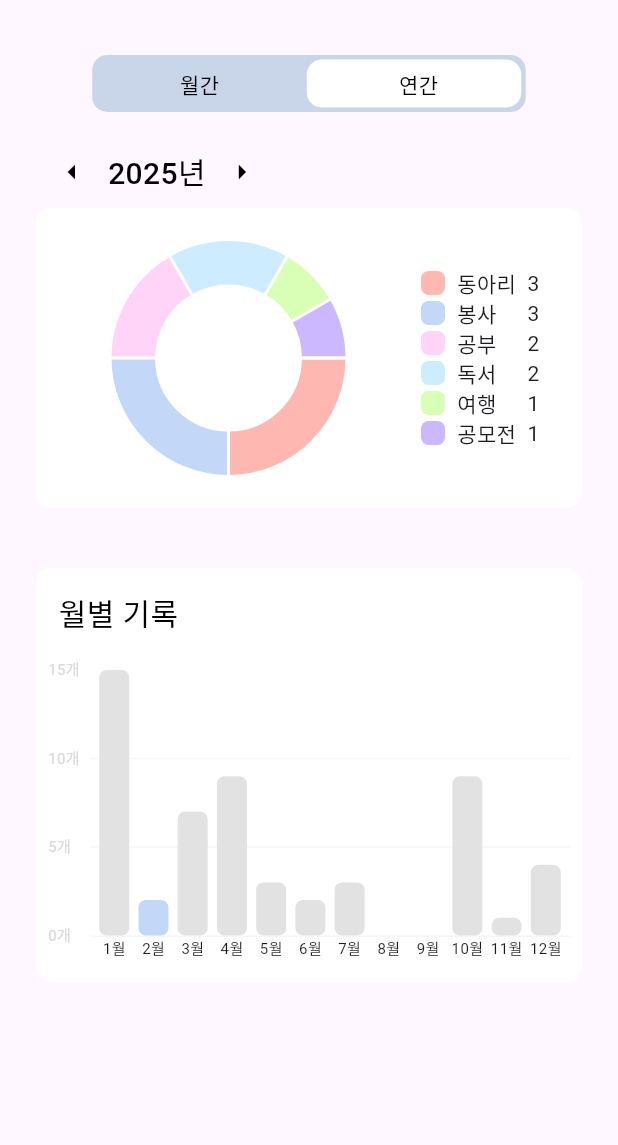
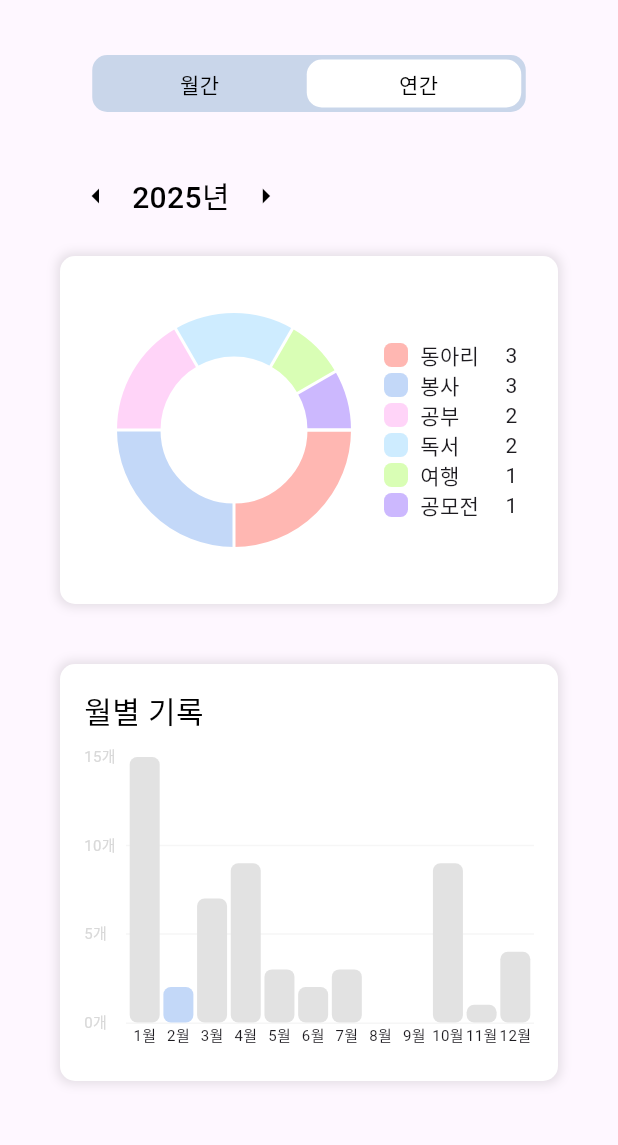
Before and after one commit to im-janey/glowy, a Flutter app: the ReportPage screen opened directly, after a tap on "연간", on a phone screen of 412 x 824 dp, the part 65-1210 px from its top. Run offline on Flutter 3.47's test engine with Material 3 defaults, Android fonts, the phone set to English and light mode, and no system bars; drawn by our look-alikes of fl_chart; our stand-ins replace cloud_firestore, firebase_auth, firebase_core, flutter_svg, google_fonts, google_sign_in and 2 more; missing offline and left inert: kakao_flutter_sdk_user; accounts and stored records are empty.

Commit message:
pie chart 파베와 연결 1/2

```diff
--- /dev/null
+++ b/lib/screens/report/monthly_yearly/monthly.dart
@@ -0,0 +1,170 @@
+import 'package:cloud_firestore/cloud_firestore.dart';
+import 'package:firebase_auth/firebase_auth.dart';
+import 'package:flutter/material.dart';
+
+import 'widget/button.dart';
+import 'widget/calendar.dart';
+import 'widget/pie_chart.dart';
+
+class MonthlyReportPage extends StatefulWidget {
+  final String selectedUnit;
+
+  const MonthlyReportPage({required this.selectedUnit, super.key});
+
+  @override
+  State<MonthlyReportPage> createState() => _MonthlyReportPageState();
+}
+
+class _MonthlyReportPageState extends State<MonthlyReportPage> {
+  List<Map<String, dynamic>> pieData = [];
+
+  @override
+  void initState() {
+    super.initState();
+    fetchPieData();
+  }
+
+  Future<void> fetchPieData() async {
+    final uid = FirebaseAuth.instance.currentUser?.uid;
+    if (uid == null) return;
+
+    try {
+      final doc = await FirebaseFirestore.instance
+          .collection('categories')
+          .doc(uid)
+          .get();
+
+      if (!doc.exists || doc.data() == null) return;
+      final data = doc.data()!;
+
+      List<Map<String, dynamic>> tempData = [];
+
+      for (var key in data.keys) {
+        if (data[key]['title'] == '전체') continue;
+
+        Color categoryColor = await fetchCategoryColor(data[key]['color']);
+        int activityCount = await fetchActivityCount(key, uid);
+
+        tempData.add({
+          'color': categoryColor,
+          'label': data[key]['title'],
+          'value': activityCount,
+        });
+      }
+
+      setState(() {
+        pieData = tempData;
+      });
+    } catch (e) {
+      debugPrint('Error fetching pie chart data: ${e.toString()}');
+    }
+  }
+
+  Future<Color> fetchCategoryColor(String colorName) async {
+    try {
+      DocumentSnapshot doc = await FirebaseFirestore.instance
+          .collection('colors')
+          .doc(colorName)
+          .get();
+
+      if (!doc.exists) {
+        return Colors.grey; // 기본 색상
+      }
+
+      final data = doc.data() as Map<String, dynamic>;
+      return Color(int.parse("0xFF${data['hexColor']}"));
+    } catch (e) {
+      debugPrint('Error fetching color: $e');
+      return Colors.grey;
+    }
+  }
+
+  Future<int> fetchActivityCount(String categoryId, String uid) async {
+    try {
+      final snapshot = await FirebaseFirestore.instance
+          .collection('activities')
+          .where('uid', isEqualTo: uid)
+          .where('categoryId', isEqualTo: categoryId)
+          .get();
+      return snapshot.docs.length;
+    } catch (e) {
+      debugPrint('Error fetching activity count: $e');
+      return 0;
+    }
+  }
+
+  @override
+  Widget build(BuildContext context) {
+    return SingleChildScrollView(
+      child: Padding(
+        padding: const EdgeInsets.all(16.0),
+        child: Column(
+          crossAxisAlignment: CrossAxisAlignment.start,
+          children: [
+            const DropdownWidget(),
+            const SizedBox(height: 16),
+
+            /// 파이 차트 위젯
+            Container(
+              padding: const EdgeInsets.all(16),
+              decoration: BoxDecoration(
+                color: Colors.white,
+                borderRadius: BorderRadius.circular(10),
+                boxShadow: [
+                  BoxShadow(
+                    color: Colors.black.withOpacity(0.1),
+                    blurRadius: 5,
+                    spreadRadius: 2,
+                  ),
+                ],
+              ),
+              child: Row(
+                mainAxisAlignment: MainAxisAlignment.spaceEvenly,
+                children: [
+                  MonthlyPieChart(pieData: pieData),
+                  MonthlyLegend(pieData: pieData),
+                  const SizedBox(width: 20),
+                ],
+              ),
+            ),
+            const SizedBox(height: 40),
+
+            /// 일별 기록 (캘린더)
+            Container(
+              padding: const EdgeInsets.all(16),
+              decoration: BoxDecoration(
+                color: Colors.white,
+                borderRadius: BorderRadius.circular(10),
+                boxShadow: [
+                  BoxShadow(
+                    color: Colors.black.withOpacity(0.1),
+                    blurRadius: 5,
+                    spreadRadius: 2,
+                  ),
+                ],
+              ),
+              child: Column(
+                crossAxisAlignment: CrossAxisAlignment.start,
+                children: [
+                  const Text(
+                    "일별 기록",
+                    style: TextStyle(
+                      color: Colors.black,
+                      fontSize: 20,
+                      fontWeight: FontWeight.w500,
+                    ),
+                  ),
+                  const SizedBox(height: 16),
+                  CalendarWidget(
+                    onDaySelected: (DateTime date) {},
+                    initialFocusedDay: DateTime.now(),
+                  ),
+                ],
+              ),
+            ),
+          ],
+        ),
+      ),
+    );
+  }
+}
--- a/lib/screens/report/monthly_yearly/report_monthly.dart
+++ /dev/null
@@ -1,78 +0,0 @@
-import 'package:flutter/material.dart';
-
-import 'widget/button.dart';
-import 'widget/calendar.dart';
-import 'widget/pie_chart.dart';
-
-class MonthlyReportPage extends StatefulWidget {
-  final String selectedUnit;
-
-  const MonthlyReportPage({required this.selectedUnit, super.key});
-
-  @override
-  State<MonthlyReportPage> createState() => _MonthlyReportPageState();
-}
-
-class _MonthlyReportPageState extends State<MonthlyReportPage> {
-  final List<Map<String, dynamic>> pieData = [
-    {'color': const Color(0xffFFB7B2), 'label': '동아리', 'value': 3},
-    {'color': const Color(0xffC3D8F8), 'label': '봉사', 'value': 1},
-  ];
-
-  @override
-  Widget build(BuildContext context) {
-    return SingleChildScrollView(
-      child: Column(
-        crossAxisAlignment: CrossAxisAlignment.start,
-        children: [
-          const DropdownWidget(),
-          Container(
-            decoration: BoxDecoration(
-              color: Colors.white,
-              borderRadius: BorderRadius.circular(10),
-            ),
-            child: Row(
-              children: [
-                const Spacer(),
-                PieChartWidget(pieData: pieData),
-                const Spacer(),
-                LegendWidget(pieData: pieData),
-                const Spacer(),
-              ],
-            ),
-          ),
-          const SizedBox(height: 40),
-          Container(
-            decoration: BoxDecoration(
-              color: Colors.white,
-              borderRadius: BorderRadius.circular(10),
-            ),
-            child: Column(
-              crossAxisAlignment: CrossAxisAlignment.start,
-              children: [
-                const Padding(
-                  padding: EdgeInsets.all(16.0),
-                  child: Text(
-                    "일별 기록",
-                    style: TextStyle(
-                      color: Colors.black,
-                      fontSize: 20,
-                      fontWeight: FontWeight.w500,
-                    ),
-                  ),
-                ),
-                Padding(
-                  padding: const EdgeInsets.all(18.0),
-                  child: CalendarWidget(
-                    onDaySelected: (DateTime) {},
-                    initialFocusedDay: DateTime.now(),
-                  ),
-                ),
-              ],
-            ),
-          ),
-        ],
-      ),
-    );
-  }
-}
--- a/lib/screens/report/monthly_yearly/report_yearly.dart
+++ /dev/null
@@ -1,96 +0,0 @@
-import 'package:flutter/material.dart';
-
-import 'widget/bar_chart.dart';
-import 'widget/button.dart';
-import 'widget/pie_chart.dart';
-
-class YearlyReportPage extends StatefulWidget {
-  final String selectedUnit;
-
-  const YearlyReportPage({required this.selectedUnit, super.key});
-
-  @override
-  State<YearlyReportPage> createState() => _YearlyReportPageState();
-}
-
-class _YearlyReportPageState extends State<YearlyReportPage> {
-  final List<Map<String, dynamic>> pieData = [
-    {'color': const Color(0xffFFB7B2), 'label': '동아리', 'value': 3},
-    {'color': const Color(0xffC3D8F8), 'label': '봉사', 'value': 3},
-    {'color': const Color(0xffFFD4F8), 'label': '공부', 'value': 2},
-    {'color': const Color(0xffCEECFF), 'label': '독서', 'value': 2},
-    {'color': const Color(0xffD9FEB5), 'label': '여행', 'value': 1},
-    {'color': const Color(0xffCCB8FE), 'label': '공모전', 'value': 1},
-  ];
-
-  // 활동 데이터를 Map으로 정의합니다.
-  final List<Map<String, dynamic>> barData = [
-    {'month': 1, 'value': 16},
-    {'month': 2, 'value': 2},
-    {'month': 3, 'value': 7},
-    {'month': 4, 'value': 9},
-    {'month': 5, 'value': 3},
-    {'month': 6, 'value': 2},
-    {'month': 7, 'value': 3},
-    {'month': 8, 'value': 0},
-    {'month': 9, 'value': 0},
-    {'month': 10, 'value': 9},
-    {'month': 11, 'value': 1},
-    {'month': 12, 'value': 4},
-  ];
-
-  @override
-  Widget build(BuildContext context) {
-    return Column(
-      crossAxisAlignment: CrossAxisAlignment.start,
-      children: [
-        const StepperWidget(),
-        Container(
-          decoration: BoxDecoration(
-            color: Colors.white,
-            borderRadius: BorderRadius.circular(10),
-          ),
-          child: Row(
-            children: [
-              const Spacer(),
-              PieChartWidget(pieData: pieData),
-              const Spacer(),
-              LegendWidget(pieData: pieData),
-              const Spacer(),
-            ],
-          ),
-        ),
-        const SizedBox(height: 40),
-        Container(
-          decoration: BoxDecoration(
-            color: Colors.white,
-            borderRadius: BorderRadius.circular(10),
-          ),
-          child: Column(
-            crossAxisAlignment: CrossAxisAlignment.start,
-            children: [
-              const Padding(
-                padding: EdgeInsets.all(15.0),
-                child: Text(
-                  "월별 기록",
-                  style: TextStyle(
-                    color: Colors.black,
-                    fontSize: 20,
-                    fontWeight: FontWeight.w500,
-                  ),
-                ),
-              ),
-              Padding(
-                padding: const EdgeInsets.all(8.0),
-                child: SizedBox(
-                  height: 200,
-                  child: BarChartWidget(barData: barData),
-                ),
-              ),
-            ],
-          ),
-        ),
-      ],
-    );
-  }
-}
--- a/lib/screens/report/monthly_yearly/widget/calendar.dart
+++ b/lib/screens/report/monthly_yearly/widget/calendar.dart
@@ -71,13 +71,14 @@ class _CalendarWidgetState extends State<CalendarWidget>
               shape: BoxShape.circle,
             ),
             // 오늘 날짜의 스타일을 설정.
-            todayDecoration: const BoxDecoration(
-              color: Color(0xffC3D8F8),
+            todayDecoration: BoxDecoration(
+              color: const Color(0xff9DB2D3).withOpacity(0.47),
               shape: BoxShape.circle,
             ),
+
             // 선택된 날짜의 스타일을 설정.
-            selectedDecoration: const BoxDecoration(
-              color: Color(0xffFFB7B2),
+            selectedDecoration: BoxDecoration(
+              color: const Color(0xff9DB2D3).withOpacity(0.47), // `const` 제거
               shape: BoxShape.circle,
             ),
             // 기본 날짜 텍스트 스타일.
--- a/lib/screens/report/monthly_yearly/widget/pie_chart.dart
+++ b/lib/screens/report/monthly_yearly/widget/pie_chart.dart
@@ -1,10 +1,10 @@
 import 'package:fl_chart/fl_chart.dart';
 import 'package:flutter/material.dart';
 
-class PieChartWidget extends StatelessWidget {
+class MonthlyPieChart extends StatelessWidget {
   final List<Map<String, dynamic>> pieData;
 
-  const PieChartWidget({super.key, required this.pieData});
+  const MonthlyPieChart({super.key, required this.pieData});
 
   @override
   Widget build(BuildContext context) {
@@ -29,16 +29,45 @@ class PieChartWidget extends StatelessWidget {
   }
 }
 
-class LegendWidget extends StatelessWidget {
+class YearlyPieChart extends StatelessWidget {
   final List<Map<String, dynamic>> pieData;
 
-  const LegendWidget({super.key, required this.pieData});
+  const YearlyPieChart({super.key, required this.pieData});
+
+  @override
+  Widget build(BuildContext context) {
+    return SizedBox(
+      height: 200,
+      width: 200,
+      child: PieChart(
+        PieChartData(
+          sections: pieData
+              .map((data) => PieChartSectionData(
+                    color: data['color'],
+                    value: data['value'].toDouble(),
+                    radius: 29,
+                    showTitle: false,
+                  ))
+              .toList(),
+          sectionsSpace: 2,
+          centerSpaceRadius: 49,
+        ),
+      ),
+    );
+  }
+}
+
+class MonthlyLegend extends StatelessWidget {
+  final List<Map<String, dynamic>> pieData;
+
+  const MonthlyLegend({super.key, required this.pieData});
 
   @override
   Widget build(BuildContext context) {
     return Column(
       crossAxisAlignment: CrossAxisAlignment.start,
       children: pieData
+          .where((data) => data['value'] > 0)
           .map((data) => Row(
                 children: [
                   Container(
@@ -52,7 +81,7 @@ class LegendWidget extends StatelessWidget {
                   ),
                   const SizedBox(width: 8),
                   SizedBox(
-                    width: 55,
+                    width: 65,
                     child: Expanded(
                       child: Row(
                         children: [
@@ -76,3 +105,52 @@ class LegendWidget extends StatelessWidget {
     );
   }
 }
+
+class YearlyLegend extends StatelessWidget {
+  final List<Map<String, dynamic>> pieData;
+
+  const YearlyLegend({super.key, required this.pieData});
+
+  @override
+  Widget build(BuildContext context) {
+    return Column(
+      crossAxisAlignment: CrossAxisAlignment.start,
+      children: pieData
+          .where((data) => data['value'] > 0)
+          .map((data) => Row(
+                children: [
+                  Container(
+                    width: 16,
+                    height: 16,
+                    decoration: BoxDecoration(
+                      color: data['color'],
+                      shape: BoxShape.rectangle,
+                      borderRadius: BorderRadius.circular(5),
+                    ),
+                  ),
+                  const SizedBox(width: 8),
+                  SizedBox(
+                    width: 65,
+                    child: Expanded(
+                      child: Row(
+                        children: [
+                          Text(
+                            data['label'],
+                            style: const TextStyle(fontSize: 14),
+                          ),
+                          const Spacer(),
+                          Text(
+                            '${data['value'].toInt()}',
+                            textAlign: TextAlign.end,
+                            style: const TextStyle(fontSize: 14),
+                          ),
+                        ],
+                      ),
+                    ),
+                  ),
+                ],
+              ))
+          .toList(),
+    );
+  }
+}
--- /dev/null
+++ b/lib/screens/report/monthly_yearly/yearly.dart
@@ -0,0 +1,114 @@
+import 'package:flutter/material.dart';
+
+import 'widget/bar_chart.dart';
+import 'widget/button.dart';
+import 'widget/pie_chart.dart';
+
+class YearlyReportPage extends StatefulWidget {
+  final String selectedUnit;
+
+  const YearlyReportPage({required this.selectedUnit, super.key});
+
+  @override
+  State<YearlyReportPage> createState() => _YearlyReportPageState();
+}
+
+class _YearlyReportPageState extends State<YearlyReportPage> {
+  final List<Map<String, dynamic>> pieData = [
+    {'color': const Color(0xffFFB7B2), 'label': '동아리', 'value': 3},
+    {'color': const Color(0xffC3D8F8), 'label': '봉사', 'value': 3},
+    {'color': const Color(0xffFFD4F8), 'label': '공부', 'value': 2},
+    {'color': const Color(0xffCEECFF), 'label': '독서', 'value': 2},
+    {'color': const Color(0xffD9FEB5), 'label': '여행', 'value': 1},
+    {'color': const Color(0xffCCB8FE), 'label': '공모전', 'value': 1},
+  ];
+
+  final List<Map<String, dynamic>> barData = [
+    {'month': 1, 'value': 16},
+    {'month': 2, 'value': 2},
+    {'month': 3, 'value': 7},
+    {'month': 4, 'value': 9},
+    {'month': 5, 'value': 3},
+    {'month': 6, 'value': 2},
+    {'month': 7, 'value': 3},
+    {'month': 8, 'value': 0},
+    {'month': 9, 'value': 0},
+    {'month': 10, 'value': 9},
+    {'month': 11, 'value': 1},
+    {'month': 12, 'value': 4},
+  ];
+
+  @override
+  Widget build(BuildContext context) {
+    return SingleChildScrollView(
+        child: Padding(
+      padding: const EdgeInsets.all(16.0), // ✅ 전체 여백 추가
+      child: Column(
+        crossAxisAlignment: CrossAxisAlignment.start,
+        children: [
+          const StepperWidget(),
+          const SizedBox(height: 16),
+
+          /// 파이 차트 위젯
+          Container(
+            padding: const EdgeInsets.all(16),
+            decoration: BoxDecoration(
+              color: Colors.white,
+              borderRadius: BorderRadius.circular(10),
+              boxShadow: [
+                BoxShadow(
+                  color: Colors.black.withOpacity(0.1),
+                  blurRadius: 5,
+                  spreadRadius: 2,
+                ),
+              ],
+            ),
+            child: Row(
+              mainAxisAlignment: MainAxisAlignment.spaceEvenly,
+              children: [
+                YearlyPieChart(pieData: pieData),
+                YearlyLegend(pieData: pieData),
+                const SizedBox(width: 20),
+              ],
+            ),
+          ),
+          const SizedBox(height: 40),
+
+          /// 월별 기록 (막대 그래프)
+          Container(
+            padding: const EdgeInsets.all(16),
+            decoration: BoxDecoration(
+              color: Colors.white,
+              borderRadius: BorderRadius.circular(10),
+              boxShadow: [
+                BoxShadow(
+                  color: Colors.black.withOpacity(0.1),
+                  blurRadius: 5,
+                  spreadRadius: 2,
+                ),
+              ],
+            ),
+            child: Column(
+              crossAxisAlignment: CrossAxisAlignment.start,
+              children: [
+                const Text(
+                  "월별 기록",
+                  style: TextStyle(
+                    color: Colors.black,
+                    fontSize: 20,
+                    fontWeight: FontWeight.w500,
+                  ),
+                ),
+                const SizedBox(height: 16),
+                SizedBox(
+                  height: 200,
+                  child: BarChartWidget(barData: barData),
+                ),
+              ],
+            ),
+          ),
+        ],
+      ),
+    ));
+  }
+}
--- a/lib/screens/report/report.dart
+++ b/lib/screens/report/report.dart
@@ -1,7 +1,7 @@
 import 'package:flutter/material.dart';
 
-import 'monthly_yearly/report_monthly.dart';
-import 'monthly_yearly/report_yearly.dart';
+import 'monthly_yearly/monthly.dart';
+import 'monthly_yearly/yearly.dart';
 
 class ReportPage extends StatefulWidget {
   const ReportPage({super.key});
@@ -27,13 +27,9 @@ class _ReportPageState extends State<ReportPage> {
           children: [
             _buildSegmentControl(),
             const SizedBox(height: 16),
-            Flexible(
-              child: SingleChildScrollView(
-                child: isMonthly
-                    ? MonthlyReportPage(selectedUnit: selectedMonth)
-                    : YearlyReportPage(selectedUnit: selectedYear),
-              ),
-            ),
+            isMonthly
+                ? MonthlyReportPage(selectedUnit: selectedMonth)
+                : YearlyReportPage(selectedUnit: selectedYear),
           ],
         ),
       ),
```
Also changed, not shown: 29 other files.
